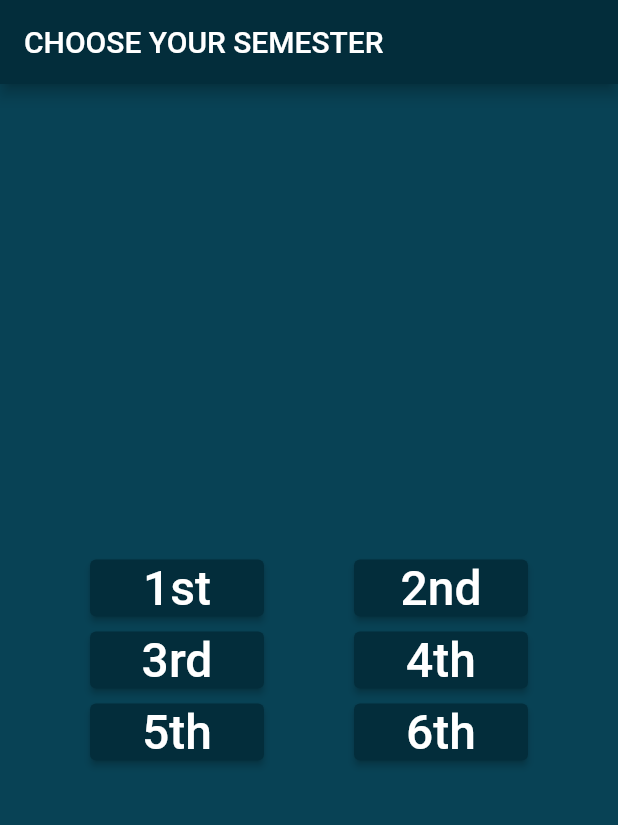
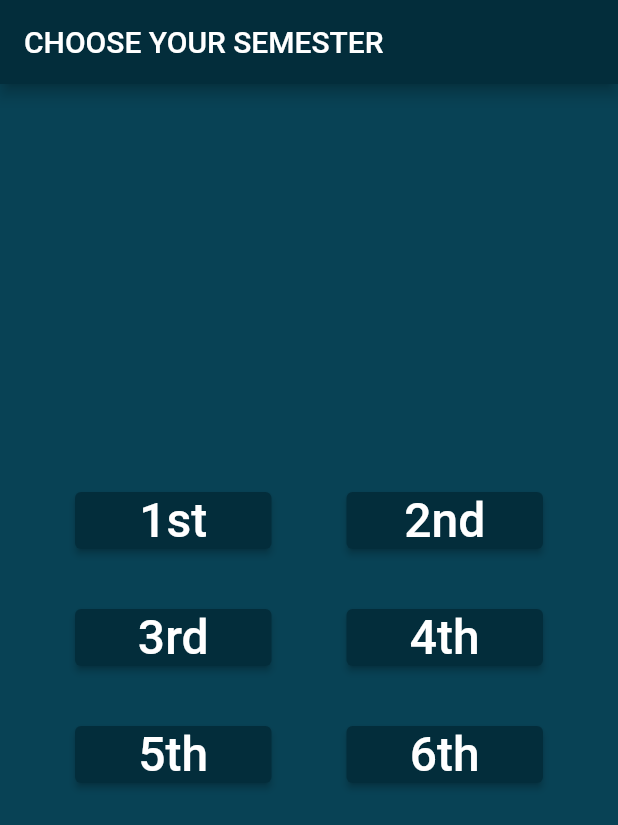
Before and after one commit to devil-preet/ExamPrep, a Flutter app: the BCA screen opened directly, on a phone screen of 412 x 824 dp. Shown: the top 825 px of the screen. Run offline on Flutter 3.47's test engine with Material 2 defaults, Android fonts, the phone set to English and light mode, and no system bars.

Commit message:
undergrad pages are started

```diff
--- a/lib/page/UG/BCA/bca_course.dart
+++ b/lib/page/UG/BCA/bca_course.dart
@@ -24,6 +24,7 @@ class _BCAState extends State<BCA> {
               Color.fromARGB(255, 3, 45, 59) // Use any color
           ),
     );
+
     return Scaffold(
       backgroundColor: const Color.fromARGB(255, 8, 66, 85),
       appBar: AppBar(
@@ -39,7 +40,7 @@ class _BCAState extends State<BCA> {
               Row(
                 children: <Widget>[
                   const SizedBox(
-                    width: 60,
+                    width: 50,
                   ),
                   Expanded(
                     child: ElevatedButton(
@@ -56,7 +57,7 @@ class _BCAState extends State<BCA> {
                     ),
                   ),
                   const SizedBox(
-                    width: 60,
+                    width: 50,
                   ),
                   Expanded(
                     child: ElevatedButton(
@@ -73,17 +74,19 @@ class _BCAState extends State<BCA> {
                     ),
                   ),
                   const SizedBox(
-                    width: 60,
+                    width: 50,
                   ),
                 ],
               ),
 
               //second row
-
+              SizedBox(
+                height: 30,
+              ),
               Row(
                 children: <Widget>[
                   const SizedBox(
-                    width: 60,
+                    width: 50,
                   ),
                   Expanded(
                     child: ElevatedButton(
@@ -100,7 +103,7 @@ class _BCAState extends State<BCA> {
                     ),
                   ),
                   const SizedBox(
-                    width: 60,
+                    width: 50,
                   ),
                   Expanded(
                     child: ElevatedButton(
@@ -117,17 +120,19 @@ class _BCAState extends State<BCA> {
                     ),
                   ),
                   const SizedBox(
-                    width: 60,
+                    width: 50,
                   ),
                 ],
               ),
 
               //3rd row
-
+              SizedBox(
+                height: 30,
+              ),
               Row(
                 children: <Widget>[
                   const SizedBox(
-                    width: 60,
+                    width: 50,
                   ),
                   Expanded(
                     child: ElevatedButton(
@@ -144,7 +149,7 @@ class _BCAState extends State<BCA> {
                     ),
                   ),
                   const SizedBox(
-                    width: 60,
+                    width: 50,
                   ),
                   Expanded(
                     child: ElevatedButton(
@@ -161,9 +166,12 @@ class _BCAState extends State<BCA> {
                     ),
                   ),
                   const SizedBox(
-                    width: 60,
+                    width: 50,
                   ),
                 ],
+              ),
+              SizedBox(
+                height: 30,
               ),
             ],
           ),
```
Also changed, not shown: lib/page/login_page.dart (+21 -12 lines).
